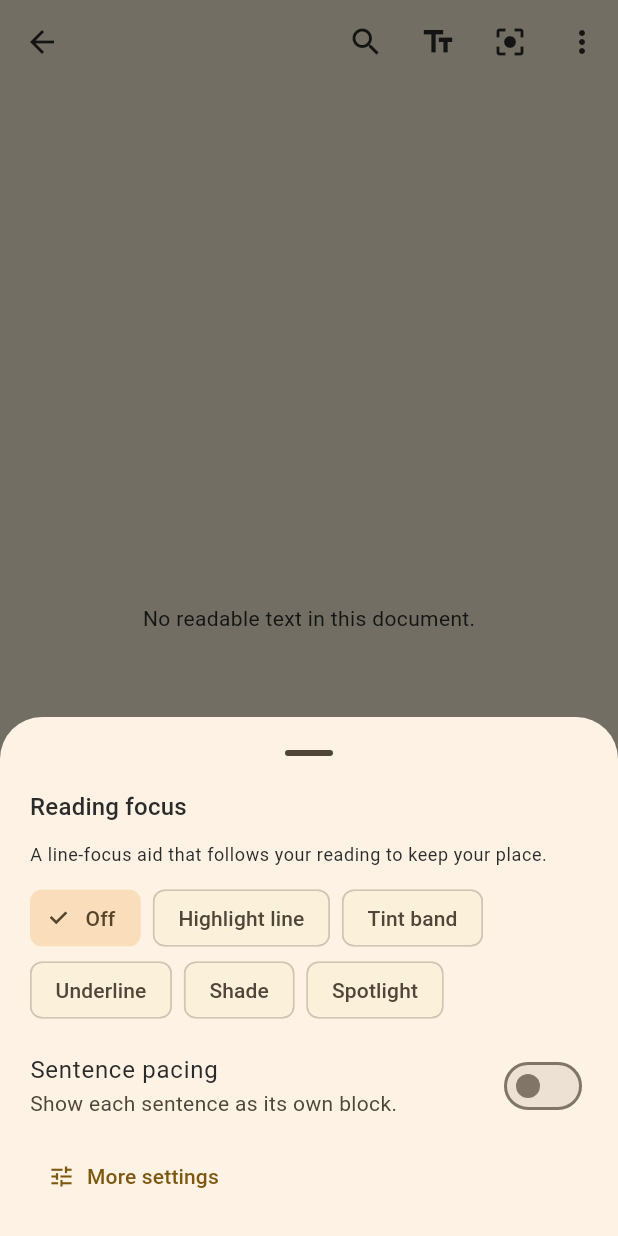
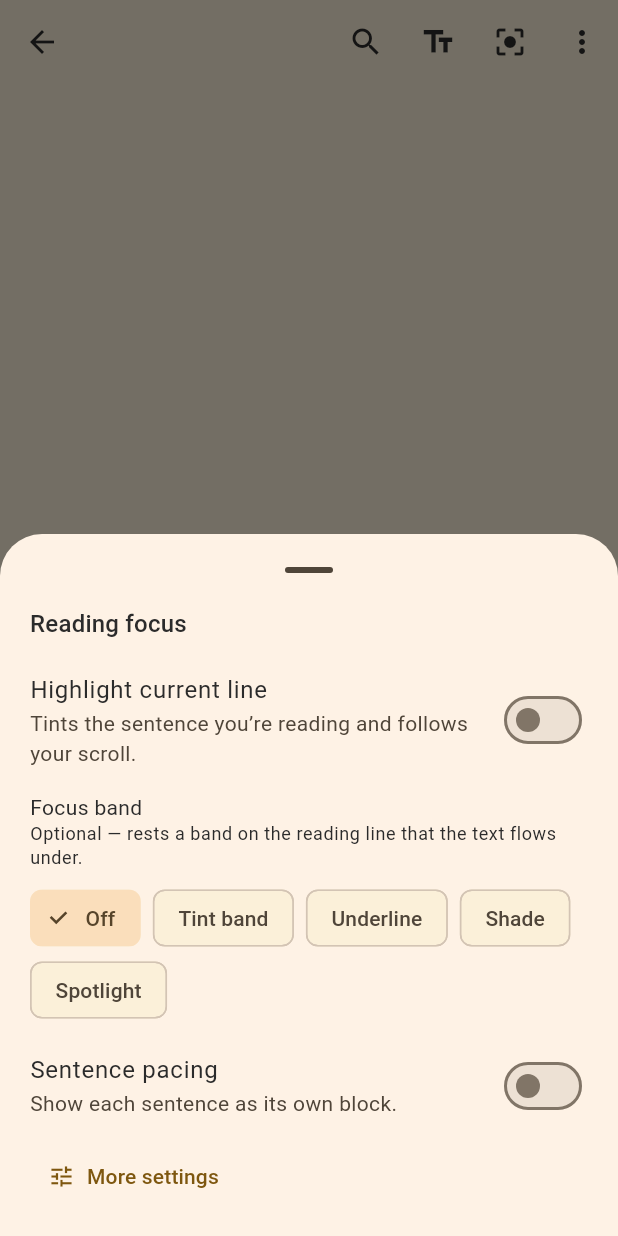
Before and after one commit to DobosP/dyslexic-reader, a Flutter app: the ReaderScreen screen opened directly with empty values, after a tap on the "center focus strong" icon, on a phone screen of 412 x 824 dp. Run offline on Flutter 3.47's test engine with Material 3 defaults, Android fonts, the phone set to English and light mode, and no system bars; our stand-ins replace flutter_riverpod, flutter_tts, scrollable_positioned_list, shared_preferences; missing offline and left inert: file_selector, google_mlkit_text_recognition, mobile_ocr; accounts and stored records are empty.

Commit message:
Make line highlight the primary focus aid; band styles a separate mode
Per feedback: the main reading-focus utility is now the line highlight (its
own on/off), and the focus band (tint/underline/shade/spotlight) is a
separate, optional "focus mode" selector layered underneath — the two can be
used together. Splits the single rulerStyle enum into a `lineHighlight` bool
(main) plus the band-only ReadingRulerStyle (off/tint/underline/shade/
spotlight). Reorganizes the Reading focus quick-sheet and Settings section to
match, and updates tests + store listing.

Co-Authored-By: Claude Opus 4.8 (1M context) <noreply@anthropic.com>
Claude-Session: https://claude.ai/code/session_015gnrTK6RgAwid6ZQY5xFAc

```diff
--- a/lib/domain/models/reading_prefs.dart
+++ b/lib/domain/models/reading_prefs.dart
@@ -18,13 +18,11 @@ enum ReadingFontFamily {
   final String? family;
 }
 
-/// Reading-focus style: a single line-focus aid that auto-follows your reading
-/// to keep your place. [highlight] tints the sentence at the reading line as you
-/// scroll; the remaining styles paint a focus band (tinted or dimmed) that the
-/// text flows under, like a physical reading ruler held still over the page.
-///
-/// This unifies what used to be two separate features — the scroll-linked
-/// "reading guide" highlight and the reading "ruler" band — into one picker.
+/// Optional **focus band** mode — a secondary reading aid layered under the
+/// main line highlight ([ReadingPrefs.lineHighlight]). A band rests at the
+/// reading line and the text flows under it, like a physical reading ruler held
+/// still over the page; the styles differ in how they treat the surrounding
+/// text (tint the band, underline it, or dim above/below).
 ///
 /// Strong evidence base: the CHI-2023 "Digital Reading Rulers" study found all
 /// of these styles improved reading speed and comprehension, with the largest
@@ -32,7 +30,6 @@ enum ReadingFontFamily {
 /// we offer the choice. (See docs/RESEARCH.md §1.)
 enum ReadingRulerStyle {
   off('Off'),
-  highlight('Highlight line'),
   bar('Tint band'),
   underline('Underline'),
   shade('Shade'),
@@ -42,10 +39,8 @@ enum ReadingRulerStyle {
 
   final String label;
 
-  /// Whether this style paints a focus band overlay (as opposed to [off] or the
-  /// in-text [highlight]).
-  bool get isBand =>
-      this == bar || this == underline || this == shade || this == spotlight;
+  /// Whether a focus band overlay should be painted (anything but [off]).
+  bool get isBand => this != off;
 }
 
 /// Reading background/foreground theme. Pure white is intentionally avoided
@@ -83,6 +78,7 @@ class ReadingPrefs {
     this.readingWpm = 180,
     this.highlightMaxRows = 2,
     this.readerContinuous = false,
+    this.lineHighlight = false,
     this.rulerStyle = ReadingRulerStyle.off,
     this.rulerRows = 2,
     this.rulerCenter = 0.45,
@@ -129,7 +125,12 @@ class ReadingPrefs {
   /// Continuous scrolling text instead of fixed pages.
   final bool readerContinuous;
 
-  /// Reading-focus style (off by default). See [ReadingRulerStyle].
+  /// The main reading-focus utility: highlight the sentence at the reading line
+  /// and follow it as you scroll. Off by default.
+  final bool lineHighlight;
+
+  /// Optional focus-band mode layered under [lineHighlight] (off by default).
+  /// See [ReadingRulerStyle].
   final ReadingRulerStyle rulerStyle;
 
   /// How many lines tall the reading-focus band / highlight is (1–3).
@@ -171,6 +172,7 @@ class ReadingPrefs {
     double? readingWpm,
     int? highlightMaxRows,
     bool? readerContinuous,
+    bool? lineHighlight,
     ReadingRulerStyle? rulerStyle,
     int? rulerRows,
     double? rulerCenter,
@@ -193,6 +195,7 @@ class ReadingPrefs {
       readingWpm: readingWpm ?? this.readingWpm,
       highlightMaxRows: highlightMaxRows ?? this.highlightMaxRows,
       readerContinuous: readerContinuous ?? this.readerContinuous,
+      lineHighlight: lineHighlight ?? this.lineHighlight,
       rulerStyle: rulerStyle ?? this.rulerStyle,
       rulerRows: rulerRows ?? this.rulerRows,
       rulerCenter: rulerCenter ?? this.rulerCenter,
@@ -216,6 +219,7 @@ class ReadingPrefs {
         'readingWpm': readingWpm,
         'highlightMaxRows': highlightMaxRows,
         'readerContinuous': readerContinuous,
+        'lineHighlight': lineHighlight,
         'rulerStyle': rulerStyle.name,
         'rulerRows': rulerRows,
         'rulerCenter': rulerCenter,
@@ -241,6 +245,7 @@ class ReadingPrefs {
       highlightMaxRows:
           (j['highlightMaxRows'] as num?)?.toInt() ?? d.highlightMaxRows,
       readerContinuous: j['readerContinuous'] as bool? ?? d.readerContinuous,
+      lineHighlight: j['lineHighlight'] as bool? ?? d.lineHighlight,
       rulerStyle: _enumByName(ReadingRulerStyle.values, j['rulerStyle'], d.rulerStyle),
       rulerRows: (j['rulerRows'] as num?)?.toInt() ?? d.rulerRows,
       rulerCenter: _toDouble(j['rulerCenter'], d.rulerCenter),
--- a/lib/features/reader/reader_screen.dart
+++ b/lib/features/reader/reader_screen.dart
@@ -328,12 +328,11 @@ class _ReaderScreenState extends ConsumerState<ReaderScreen> {
     return cur;
   }
 
-  // --- Reading focus (scroll-linked "highlight line" style) ---
+  // --- Reading focus: main line highlight (scroll-linked) ---
 
-  /// True when the unified reading-focus aid is set to the in-text highlight
-  /// style (the other band styles are drawn by [ReadingRulerOverlay]).
-  bool get _focusHighlight =>
-      ref.read(readingPrefsProvider).rulerStyle == ReadingRulerStyle.highlight;
+  /// True when the main reading-focus utility (the line highlight) is on. The
+  /// optional band modes are drawn separately by [ReadingRulerOverlay].
+  bool get _focusHighlight => ref.read(readingPrefsProvider).lineHighlight;
 
   void _onReadingChunk(Chunk chunk) {
     if (_playing || !_focusHighlight) return;
@@ -342,12 +341,11 @@ class _ReaderScreenState extends ConsumerState<ReaderScreen> {
     }
   }
 
-  /// React to the reading-focus style changing: light up / clear the in-text
-  /// highlight so it matches the chosen style immediately (unless read-aloud is
-  /// driving the highlight).
-  void _onFocusStyleChanged(ReadingRulerStyle style) {
+  /// React to the line-highlight toggle: light up / clear the in-text highlight
+  /// immediately (unless read-aloud is already driving the highlight).
+  void _onLineHighlightChanged(bool on) {
     if (_playing) return;
-    if (style == ReadingRulerStyle.highlight) {
+    if (on) {
       _setHighlight(_pageCtrl.chunkAt(_pageCtrl.currentOffset));
     } else {
       _setHighlight(null);
@@ -358,9 +356,9 @@ class _ReaderScreenState extends ConsumerState<ReaderScreen> {
   Widget build(BuildContext context) {
     final prefs = ref.watch(readingPrefsProvider);
     final palette = paletteFor(prefs.themeId);
-    // Keep the in-text highlight in step with the reading-focus style.
-    ref.listen(readingPrefsProvider.select((p) => p.rulerStyle), (_, next) {
-      _onFocusStyleChanged(next);
+    // Keep the in-text highlight in step with the line-highlight toggle.
+    ref.listen(readingPrefsProvider.select((p) => p.lineHighlight), (_, next) {
+      _onLineHighlightChanged(next);
     });
     final entry = _liveEntry(ref.watch(libraryControllerProvider).valueOrNull);
     final notes = entry?.notes ?? const <Note>[];
@@ -532,8 +530,8 @@ class _ReaderScreenState extends ConsumerState<ReaderScreen> {
     LibraryEntry? entry,
     bool canViewOriginal,
   ) {
-    final focusOn =
-        ref.read(readingPrefsProvider).rulerStyle != ReadingRulerStyle.off;
+    final fp = ref.read(readingPrefsProvider);
+    final focusOn = fp.lineHighlight || fp.rulerStyle != ReadingRulerStyle.off;
     return AppBar(
       backgroundColor: palette.background,
       foregroundColor: palette.onBackground,
@@ -912,14 +910,28 @@ class _ReaderScreenState extends ConsumerState<ReaderScreen> {
         builder: (context, ref, _) {
           final prefs = ref.watch(readingPrefsProvider);
           final c = ref.read(readingPrefsProvider.notifier);
+          final focusActive =
+              prefs.lineHighlight || prefs.rulerStyle != ReadingRulerStyle.off;
           return _SheetBody(
             title: 'Reading focus',
             children: [
+              SwitchListTile(
+                contentPadding: EdgeInsets.zero,
+                title: const Text('Highlight current line'),
+                subtitle: const Text(
+                  'Tints the sentence you’re reading and follows your scroll.',
+                ),
+                value: prefs.lineHighlight,
+                onChanged: c.setLineHighlight,
+              ),
+              const SizedBox(height: 8),
+              const _SheetLabel('Focus band'),
               Text(
-                'A line-focus aid that follows your reading to keep your place.',
+                'Optional — rests a band on the reading line that the text flows '
+                'under.',
                 style: Theme.of(context).textTheme.bodySmall,
               ),
-              const SizedBox(height: 10),
+              const SizedBox(height: 8),
               Wrap(
                 spacing: 8,
                 children: [
@@ -931,7 +943,7 @@ class _ReaderScreenState extends ConsumerState<ReaderScreen> {
                     ),
                 ],
               ),
-              if (prefs.rulerStyle != ReadingRulerStyle.off) ...[
+              if (focusActive) ...[
                 const SizedBox(height: 14),
                 const _SheetLabel('Focus height'),
                 const SizedBox(height: 6),
--- a/lib/features/reader/widgets/reading_ruler.dart
+++ b/lib/features/reader/widgets/reading_ruler.dart
@@ -15,8 +15,8 @@ import '../../../domain/models/reading_prefs.dart';
 /// docs/RESEARCH.md §1): [ReadingRulerStyle.bar] (tinted band),
 /// [ReadingRulerStyle.underline], [ReadingRulerStyle.shade] (light dimming
 /// above/below) and [ReadingRulerStyle.spotlight] (stronger dimming). The
-/// [ReadingRulerStyle.highlight] and [ReadingRulerStyle.off] styles paint no
-/// band (they're handled in-text), so this overlay renders nothing for them.
+/// [ReadingRulerStyle.off] style paints no band, so this overlay renders
+/// nothing for it (and the main line highlight is handled in-text).
 class ReadingRulerOverlay extends StatelessWidget {
   const ReadingRulerOverlay({
     super.key,
@@ -49,7 +49,6 @@ class ReadingRulerOverlay extends StatelessWidget {
         final layers = <Widget>[];
         switch (style) {
           case ReadingRulerStyle.off:
-          case ReadingRulerStyle.highlight:
             break;
           case ReadingRulerStyle.spotlight:
           case ReadingRulerStyle.shade:
--- a/lib/features/settings/reading_prefs_controller.dart
+++ b/lib/features/settings/reading_prefs_controller.dart
@@ -30,6 +30,7 @@ class ReadingPrefsController extends Notifier<ReadingPrefs> {
       _update(state.copyWith(highlightMaxRows: v));
   void setReaderContinuous(bool v) =>
       _update(state.copyWith(readerContinuous: v));
+  void setLineHighlight(bool v) => _update(state.copyWith(lineHighlight: v));
   void setRulerStyle(ReadingRulerStyle v) =>
       _update(state.copyWith(rulerStyle: v));
   void setRulerRows(int v) => _update(state.copyWith(rulerRows: v));
--- a/lib/features/settings/settings_screen.dart
+++ b/lib/features/settings/settings_screen.dart
@@ -162,11 +162,21 @@ class SettingsScreen extends ConsumerWidget {
           ),
           const SizedBox(height: 16),
           const _SectionLabel('Reading focus'),
+          SwitchListTile(
+            contentPadding: EdgeInsets.zero,
+            title: const Text('Highlight current line'),
+            subtitle: const Text(
+              'The main reading aid: tints the sentence you’re reading and '
+              'follows your scroll.',
+            ),
+            value: prefs.lineHighlight,
+            onChanged: c.setLineHighlight,
+          ),
+          const SizedBox(height: 8),
+          Text('Focus band', style: Theme.of(context).textTheme.bodyMedium),
           Text(
-            'One line-focus aid that follows your reading to keep your place. '
-            '“Highlight line” tints the current sentence; the band styles dim or '
-            'tint a focus strip the text flows under. Strong evidence for '
-            'dyslexic readers.',
+            'Optional band that rests on the reading line for the text to flow '
+            'under — strong evidence for dyslexic readers.',
             style: Theme.of(context).textTheme.bodySmall,
           ),
           const SizedBox(height: 8),
@@ -181,7 +191,7 @@ class SettingsScreen extends ConsumerWidget {
                 ),
             ],
           ),
-          if (prefs.rulerStyle != ReadingRulerStyle.off) ...[
+          if (prefs.lineHighlight || prefs.rulerStyle != ReadingRulerStyle.off) ...[
             const SizedBox(height: 12),
             Column(
               crossAxisAlignment: CrossAxisAlignment.start,
```
Also changed, not shown: 3 other files.
